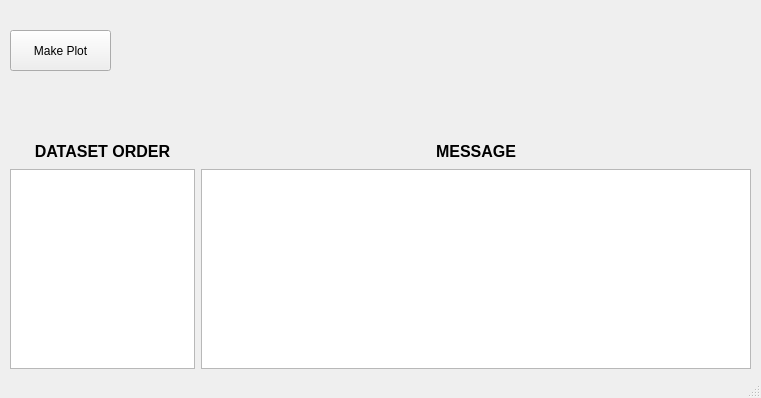
Above: view/ui/Main.ui from kdt89/py_PUC_Boxplot before the change. Below: the same form after it.
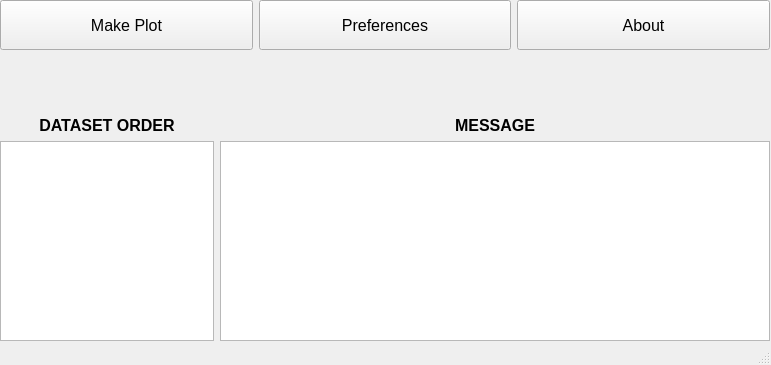
That is the form after the change.

Commit message: Change box plot fill color to gray

The edit to the form file:
```diff
--- a/view/ui/Main.ui
+++ b/view/ui/Main.ui
@@ -6,8 +6,8 @@
    <rect>
     <x>0</x>
     <y>0</y>
-    <width>761</width>
-    <height>398</height>
+    <width>771</width>
+    <height>365</height>
    </rect>
   </property>
   <property name="sizePolicy">
@@ -23,31 +23,42 @@
    <bool>false</bool>
   </property>
   <widget class="QWidget" name="wxCen">
-   <widget class="QPushButton" name="btnMakePlot">
-    <property name="geometry">
-     <rect>
-      <x>10</x>
-      <y>30</y>
-      <width>101</width>
-      <height>41</height>
-     </rect>
-    </property>
-    <property name="text">
-     <string>Make Plot</string>
-    </property>
-   </widget>
    <widget class="QWidget" name="gridLayoutWidget">
     <property name="geometry">
      <rect>
-      <x>10</x>
-      <y>140</y>
-      <width>741</width>
-      <height>231</height>
+      <x>0</x>
+      <y>0</y>
+      <width>770</width>
+      <height>341</height>
      </rect>
     </property>
-    <layout class="QGridLayout" name="gridLayout">
-     <item row="1" column="0">
-      <widget class="QTextEdit" name="textEdit_datasetOrderList">
+    <layout class="QGridLayout" name="gridLayout_main">
+     <item row="3" column="0">
+      <widget class="QLabel" name="lblDatasetOrder">
+       <property name="sizePolicy">
+        <sizepolicy hsizetype="Expanding" vsizetype="Fixed">
+         <horstretch>0</horstretch>
+         <verstretch>0</verstretch>
+        </sizepolicy>
+       </property>
+       <property name="minimumSize">
+        <size>
+         <width>131</width>
+         <height>13</height>
+        </size>
+       </property>
+       <property name="font">
+        <font>
+         <pointsize>10</pointsize>
+        </font>
+       </property>
+       <property name="text">
+        <string>&lt;html&gt;&lt;head/&gt;&lt;body&gt;&lt;p align=&quot;center&quot;&gt;&lt;span style=&quot; font-size:12pt; font-weight:700;&quot;&gt;DATASET ORDER&lt;/span&gt;&lt;/p&gt;&lt;/body&gt;&lt;/html&gt;</string>
+       </property>
+      </widget>
+     </item>
+     <item row="4" column="0">
+      <widget class="QTextEdit" name="textEdit_datasetOrderInput">
        <property name="sizePolicy">
         <sizepolicy hsizetype="Minimum" vsizetype="Minimum">
          <horstretch>0</horstretch>
@@ -62,64 +73,24 @@
        </property>
       </widget>
      </item>
-     <item row="1" column="1">
-      <widget class="QTextBrowser" name="txtbrowserOperationMessage">
-       <property name="sizePolicy">
-        <sizepolicy hsizetype="Fixed" vsizetype="Fixed">
-         <horstretch>0</horstretch>
-         <verstretch>0</verstretch>
-        </sizepolicy>
-       </property>
-       <property name="minimumSize">
-        <size>
-         <width>550</width>
-         <height>200</height>
-        </size>
-       </property>
-      </widget>
-     </item>
-     <item row="1" column="2">
-      <spacer name="horizontalSpacer">
+     <item row="1" column="0" colspan="2">
+      <spacer name="vSpacer_commandBar_to_operationMessage">
        <property name="orientation">
-        <enum>Qt::Horizontal</enum>
+        <enum>Qt::Vertical</enum>
        </property>
        <property name="sizeType">
         <enum>QSizePolicy::Fixed</enum>
        </property>
        <property name="sizeHint" stdset="0">
         <size>
-         <width>0</width>
-         <height>20</height>
+         <width>20</width>
+         <height>60</height>
         </size>
        </property>
       </spacer>
      </item>
-     <item row="0" column="0">
-      <widget class="QLabel" name="lblMessageBoxLabel_2">
-       <property name="sizePolicy">
-        <sizepolicy hsizetype="Expanding" vsizetype="Fixed">
-         <horstretch>0</horstretch>
-         <verstretch>0</verstretch>
-        </sizepolicy>
-       </property>
-       <property name="minimumSize">
-        <size>
-         <width>131</width>
-         <height>13</height>
-        </size>
-       </property>
-       <property name="font">
-        <font>
-         <pointsize>10</pointsize>
-        </font>
-       </property>
-       <property name="text">
-        <string>&lt;html&gt;&lt;head/&gt;&lt;body&gt;&lt;p align=&quot;center&quot;&gt;&lt;span style=&quot; font-size:12pt; font-weight:700;&quot;&gt;DATASET ORDER&lt;/span&gt;&lt;/p&gt;&lt;/body&gt;&lt;/html&gt;</string>
-       </property>
-      </widget>
-     </item>
-     <item row="0" column="1">
-      <widget class="QLabel" name="lblMessageBoxLabel">
+     <item row="3" column="1">
+      <widget class="QLabel" name="lblOperationMessage">
        <property name="sizePolicy">
         <sizepolicy hsizetype="Expanding" vsizetype="Fixed">
          <horstretch>0</horstretch>
@@ -142,6 +113,98 @@
        </property>
       </widget>
      </item>
+     <item row="0" column="0" colspan="2">
+      <layout class="QHBoxLayout" name="hLayout_commandBar">
+       <item>
+        <widget class="QPushButton" name="btnMakePlot">
+         <property name="sizePolicy">
+          <sizepolicy hsizetype="Minimum" vsizetype="Minimum">
+           <horstretch>0</horstretch>
+           <verstretch>0</verstretch>
+          </sizepolicy>
+         </property>
+         <property name="minimumSize">
+          <size>
+           <width>0</width>
+           <height>30</height>
+          </size>
+         </property>
+         <property name="font">
+          <font>
+           <pointsize>12</pointsize>
+          </font>
+         </property>
+         <property name="text">
+          <string>Make Plot</string>
+         </property>
+        </widget>
+       </item>
+       <item>
+        <widget class="QPushButton" name="btnPreferences">
+         <property name="sizePolicy">
+          <sizepolicy hsizetype="Minimum" vsizetype="Minimum">
+           <horstretch>0</horstretch>
+           <verstretch>0</verstretch>
+          </sizepolicy>
+         </property>
+         <property name="minimumSize">
+          <size>
+           <width>0</width>
+           <height>30</height>
+          </size>
+         </property>
+         <property name="font">
+          <font>
+           <pointsize>12</pointsize>
+          </font>
+         </property>
+         <property name="text">
+          <string>Preferences</string>
+         </property>
+        </widget>
+       </item>
+       <item>
+        <widget class="QPushButton" name="btnAbout">
+         <property name="sizePolicy">
+          <sizepolicy hsizetype="Minimum" vsizetype="Minimum">
+           <horstretch>0</horstretch>
+           <verstretch>0</verstretch>
+          </sizepolicy>
+         </property>
+         <property name="minimumSize">
+          <size>
+           <width>0</width>
+           <height>30</height>
+          </size>
+         </property>
+         <property name="font">
+          <font>
+           <pointsize>12</pointsize>
+          </font>
+         </property>
+         <property name="text">
+          <string>About</string>
+         </property>
+        </widget>
+       </item>
+      </layout>
+     </item>
+     <item row="4" column="1">
+      <widget class="QTextBrowser" name="txtbrowserOperationMessage">
+       <property name="sizePolicy">
+        <sizepolicy hsizetype="Fixed" vsizetype="Fixed">
+         <horstretch>0</horstretch>
+         <verstretch>0</verstretch>
+        </sizepolicy>
+       </property>
+       <property name="minimumSize">
+        <size>
+         <width>550</width>
+         <height>200</height>
+        </size>
+       </property>
+      </widget>
+     </item>
     </layout>
    </widget>
   </widget>
```
The commit also changes 7 other files.
